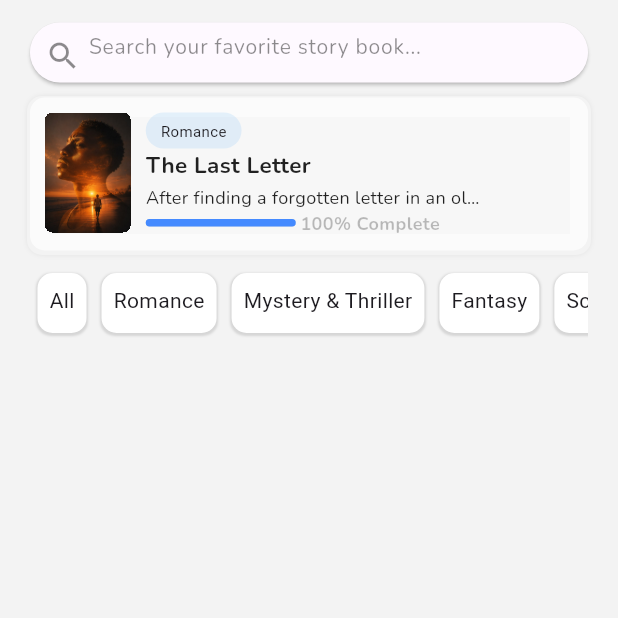
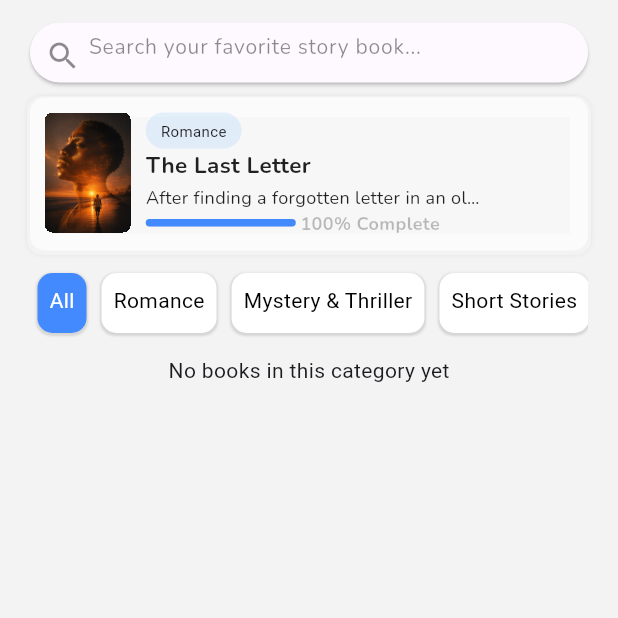
Before and after one commit to BWFaith/whisperverse_app, a Flutter app: the Homepagescreen screen opened directly, on a phone screen of 412 x 824 dp, the top half of it. Run offline on Flutter 3.47's test engine with Material 3 defaults, Android fonts, the phone set to English and light mode, and no system bars; our stand-ins replace cloud_firestore, curved_labeled_navigation_bar, device_preview, firebase_auth, firebase_core, flutter_riverpod and 1 more; accounts and stored records are empty; Roboto replaces fonts that are missing (Literata).

Commit message:
Filtered the homescreen categories

```diff
--- a/lib/categories/listofcategory.dart
+++ b/lib/categories/listofcategory.dart
@@ -7,11 +7,11 @@ List<Categotymodel> categorylist = [
     title: 'Mystery & Thriller',
     imageurl: 'assets/images/image3.jpg',
   ),
+  Categotymodel(title: 'Short Stories', imageurl: 'assets/images/image3.jpg'),
   Categotymodel(title: 'Fantasy', imageurl: 'assets/images/image3.jpg'),
   Categotymodel(title: 'Sci-Fi', imageurl: 'assets/images/image3.jpg'),
   Categotymodel(title: 'Horror', imageurl: 'assets/images/image3.jpg'),
   Categotymodel(title: 'Drama', imageurl: 'assets/images/image3.jpg'),
   Categotymodel(title: 'Inspirational', imageurl: 'assets/images/image3.jpg'),
   Categotymodel(title: 'Comedy', imageurl: 'assets/images/image3.jpg'),
-  Categotymodel(title: 'Short Stories', imageurl: 'assets/images/image3.jpg'),
 ];
--- a/lib/screens/Homepagescreen.dart
+++ b/lib/screens/Homepagescreen.dart
@@ -15,10 +15,11 @@ class Homepagescreen extends StatefulWidget {
 
 class _HomepagescreenState extends State<Homepagescreen> {
   //final BookService _bookService = BookService();
-
+  String selectedCategory = 'All';
   final searchcontroller = TextEditingController();
   final List<Book> mybook = BookService().books;
   late Future<List<Book>> _storybook;
+  Color buttonColor = Colors.white;
   @override
   void initState() {
     super.initState();
@@ -43,91 +44,17 @@ class _HomepagescreenState extends State<Homepagescreen> {
 
       body:
           //fonts: Heading - Fredoka, Subheading - Nunito, Body - Literata
-          SingleChildScrollView(
-            child: Padding(
-              padding: const EdgeInsets.symmetric(
-                horizontal: 20.0,
-                vertical: 15.0,
-              ),
-              child: Column(
-                children: [
-                  Material(
-                    borderRadius: BorderRadius.circular(20),
-                    elevation: 1,
-                    child: Container(
-                      padding: EdgeInsets.all(10),
-                      decoration: BoxDecoration(
-                        color: Colors.white30,
-                        borderRadius: BorderRadius.circular(20),
-                      ),
-                      height: 40,
-                      width: double.infinity,
-
-                      child: Row(
-                        mainAxisAlignment: MainAxisAlignment.center,
-                        //crossAxisAlignment: CrossAxisAlignment.center,
-                        children: [
-                          Icon(Icons.search, color: Colors.black45),
-                          SizedBox(width: 5),
-                          Expanded(
-                            child: TextField(
-                              //textAlignVertical: TextAlignVertical.center,
-                              controller: searchcontroller,
-                              decoration: InputDecoration(
-                                isDense: true,
-                                hintText: 'Search your favorite story book...',
-                                hintStyle: GoogleFonts.nunito(
-                                  color: Colors.black45,
-                                  fontSize: 14,
-                                ),
-
-                                border: InputBorder.none,
-                              ),
-                              style: GoogleFonts.literata(
-                                color: Colors.black45,
-                                fontSize: 14,
-                              ),
-                            ),
-                          ),
-                        ],
-                      ),
-                    ),
-                  ),
-                  SizedBox(height: 10),
-                  Continuereadingbookcard(),
-                  SizedBox(height: 10),
-                  SizedBox(
-                    height: 50,
-                    child: ListView(
-                      scrollDirection: Axis.horizontal,
-                      children: categorylist.map((value) {
-                        return Container(
-                          margin: EdgeInsets.all(5),
-                          padding: EdgeInsets.all(8),
-                          decoration: BoxDecoration(
-                            color: Colors.white,
-                            borderRadius: BorderRadius.circular(10),
-                            boxShadow: [
-                              BoxShadow(
-                                color: Colors.black12,
-                                spreadRadius: 0.5,
-                                blurRadius: 0.5,
-                                offset: Offset(0, 1),
-                              ),
-                            ],
-                          ),
-                          child: Text(value.title),
-                        );
-                      }).toList(),
-                    ),
-                  ),
-                  SizedBox(height: 10),
-
           FutureBuilder<List<Book>>(
             future: _storybook,
             builder: (context, asyncSnapshot) {
-                      final books = asyncSnapshot.data ?? [];
-                      return GridView.builder(
+              final allBooks = asyncSnapshot.data ?? [];
+              final books = selectedCategory == 'All'
+                  ? allBooks
+                  : allBooks
+                        .where((book) => book.category == selectedCategory)
+                        .toList();
+
+              Widget storyContent = GridView.builder(
                 shrinkWrap: true,
                 physics: const NeverScrollableScrollPhysics(),
                 clipBehavior: Clip.hardEdge,
@@ -135,10 +62,11 @@ class _HomepagescreenState extends State<Homepagescreen> {
                 itemCount: books.length,
                 gridDelegate: SliverGridDelegateWithFixedCrossAxisCount(
                   crossAxisCount: crossAxisCount, // Number of columns
-                          mainAxisSpacing:
-                              12.0, // Vertical spacing between items
-                          crossAxisSpacing: crossAxisSpacing, // Horizontal spacing between items
-                          childAspectRatio: dynamicAspectRatio, // Width-to-height ratio of each item
+                  mainAxisSpacing: 12.0, // Vertical spacing between items
+                  crossAxisSpacing:
+                      crossAxisSpacing, // Horizontal spacing between items
+                  childAspectRatio:
+                      dynamicAspectRatio, // Width-to-height ratio of each item
                 ),
                 itemBuilder: (context, index) {
                   // final Book books = storybooks[index];
@@ -146,8 +74,7 @@ class _HomepagescreenState extends State<Homepagescreen> {
                     onTap: () {
                       Navigator.of(context).push(
                         MaterialPageRoute(
-                                  builder: (context) =>
-                                      Storypages(book: books[index]),
+                          builder: (context) => Storypages(book: books[index]),
                         ),
                       );
                     },
@@ -176,8 +103,7 @@ class _HomepagescreenState extends State<Homepagescreen> {
                             height: 150,
                             width: double.infinity,
                             decoration: BoxDecoration(
-                                      borderRadius:
-                                          BorderRadiusGeometry.circular(5),
+                              borderRadius: BorderRadiusGeometry.circular(5),
                             ),
 
                             clipBehavior: Clip.hardEdge,
@@ -194,8 +120,7 @@ class _HomepagescreenState extends State<Homepagescreen> {
                                 vertical: 8.0,
                               ),
                               child: Column(
-                                        crossAxisAlignment:
-                                            CrossAxisAlignment.start,
+                                crossAxisAlignment: CrossAxisAlignment.start,
                                 mainAxisSize: MainAxisSize.min,
                                 children: [
                                   Text(
@@ -228,12 +153,118 @@ class _HomepagescreenState extends State<Homepagescreen> {
                   );
                 },
               );
+              if (books.isEmpty) {
+                storyContent = const Center(
+                  child: Text('No books in this category yet'),
+                );
+              }
+
+              return SingleChildScrollView(
+                child: Padding(
+                  padding: const EdgeInsets.symmetric(
+                    horizontal: 20.0,
+                    vertical: 15.0,
+                  ),
+                  child: Column(
+                    children: [
+                      Material(
+                        borderRadius: BorderRadius.circular(20),
+                        elevation: 1,
+                        child: Container(
+                          padding: EdgeInsets.all(10),
+                          decoration: BoxDecoration(
+                            color: Colors.white30,
+                            borderRadius: BorderRadius.circular(20),
+                          ),
+                          height: 40,
+                          width: double.infinity,
+
+                          child: Row(
+                            mainAxisAlignment: MainAxisAlignment.center,
+                            //crossAxisAlignment: CrossAxisAlignment.center,
+                            children: [
+                              Icon(Icons.search, color: Colors.black45),
+                              SizedBox(width: 5),
+                              Expanded(
+                                child: TextField(
+                                  //textAlignVertical: TextAlignVertical.center,
+                                  controller: searchcontroller,
+                                  decoration: InputDecoration(
+                                    isDense: true,
+                                    hintText:
+                                        'Search your favorite story book...',
+                                    hintStyle: GoogleFonts.nunito(
+                                      color: Colors.black45,
+                                      fontSize: 14,
+                                    ),
+
+                                    border: InputBorder.none,
+                                  ),
+                                  style: GoogleFonts.literata(
+                                    color: Colors.black45,
+                                    fontSize: 14,
+                                  ),
+                                ),
+                              ),
+                            ],
+                          ),
+                        ),
+                      ),
+                      SizedBox(height: 10),
+                      Continuereadingbookcard(),
+                      SizedBox(height: 10),
+                      SizedBox(
+                        height: 50,
+                        child: ListView(
+                          scrollDirection: Axis.horizontal,
+                          children: categorylist.map((value) {
+                            final isSelected = value.title == selectedCategory;
+                            return GestureDetector(
+                              onTap: () {
+                                setState(() {
+                                  selectedCategory = value.title;
+                                });
                               },
+                              child: Container(
+                                margin: EdgeInsets.all(5),
+                                padding: EdgeInsets.all(8),
+                                decoration: BoxDecoration(
+                                  color: isSelected
+                                      ? Colors.blueAccent
+                                      : buttonColor,
+                                  borderRadius: BorderRadius.circular(10),
+                                  boxShadow: [
+                                    BoxShadow(
+                                      color: Colors.black12,
+                                      spreadRadius: 0.5,
+                                      blurRadius: 0.5,
+                                      offset: Offset(0, 1),
                                     ),
+                                  ],
+                                ),
+                                child: Text(
+                                  value.title,
+                                  style: TextStyle(
+                                    color: isSelected
+                                        ? Colors.white
+                                        : Colors.black,
+                                  ),
+                                ),
+                              ),
+                            );
+                          }).toList(),
+                        ),
+                      ),
+                      SizedBox(height: 10),
+
+                      storyContent,
+
                       SizedBox(height: 30),
                     ],
                   ),
                 ),
+              );
+            },
           ),
     );
   }
```
Lines whose indentation alone changed are shown as unchanged.
